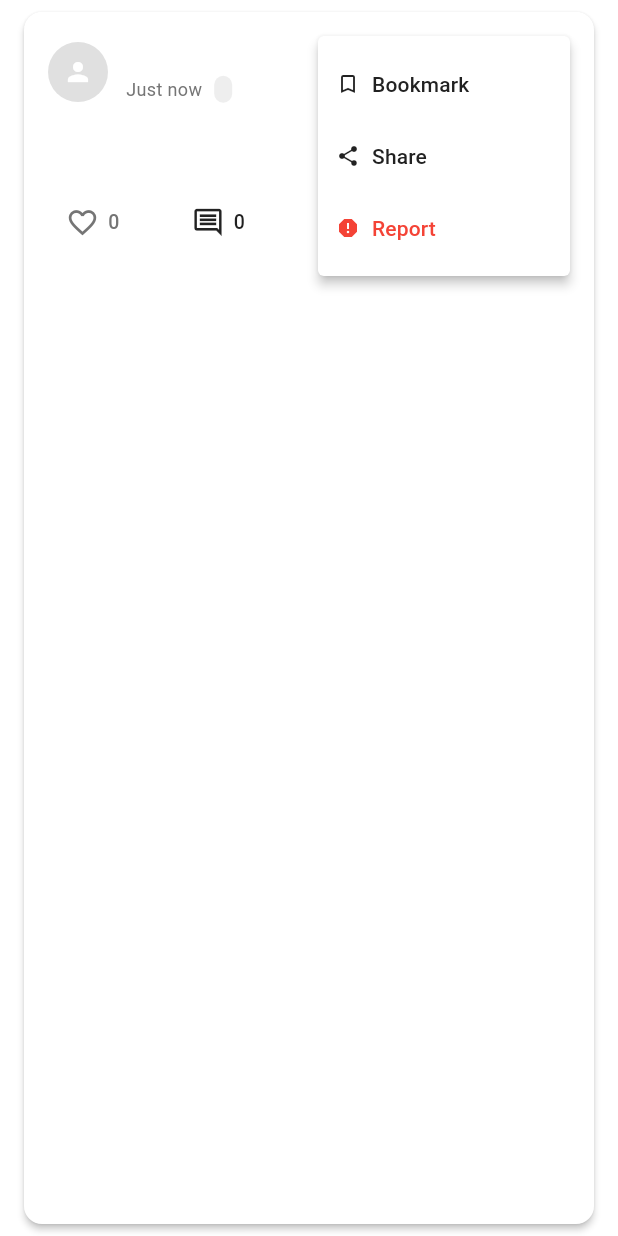
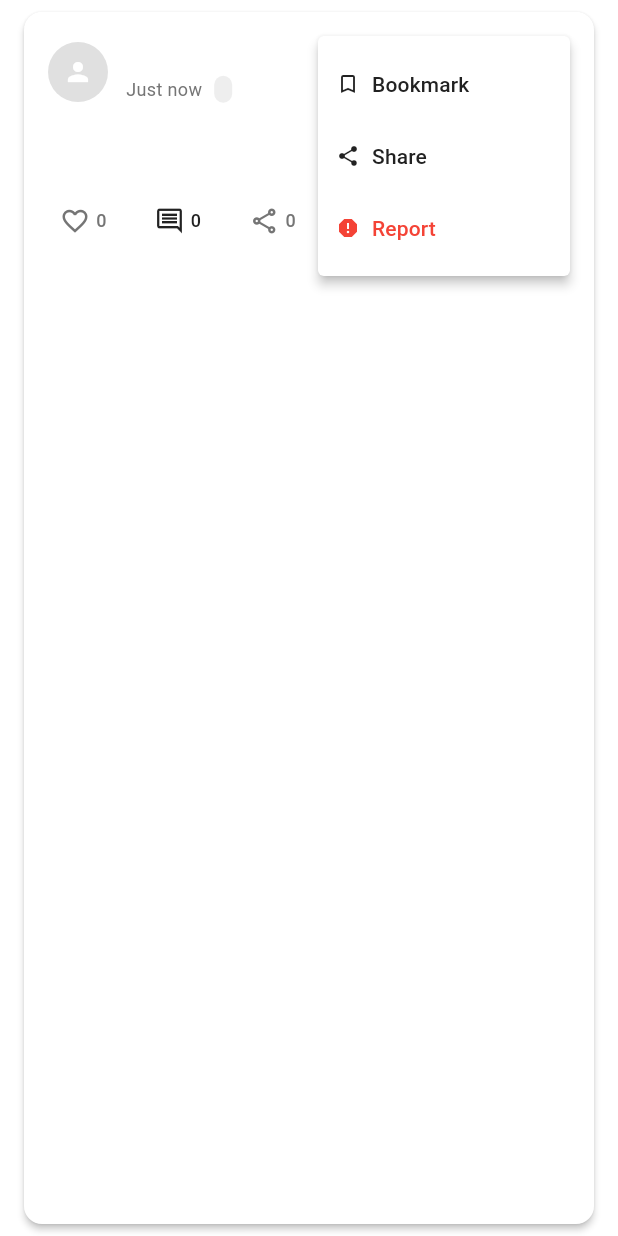
Before and after one commit to anhthoai/blue_video_app, a Flutter app: the CommunityPostWidget widget shown alone on an empty page, opened directly with empty values, after a tap on the "more vert" icon, on a phone screen of 412 x 824 dp. Run offline on Flutter 3.47's test engine with Material 3 defaults, Android fonts, the phone set to English and light mode, and no system bars; our stand-ins replace audioplayers, cached_network_image, chewie, file_picker, firebase_messaging, flutter_dotenv and 13 more; missing offline and left inert: ffmpeg_kit_flutter_new; accounts and stored records are empty; network calls fail.

Commit message:
Refactor comment handling in backend and mobile app to map COMMUNITY_POST to POST for database consistency. Update API calls in mobile app to allow dynamic content type for loading comments. Enhance UI elements in community post widget for improved layout and interaction.

```diff
--- a/mobile-app/lib/core/services/social_service.dart
+++ b/mobile-app/lib/core/services/social_service.dart
@@ -514,14 +514,15 @@ class SocialServiceNotifier extends StateNotifier<SocialServiceState> {
     }
   }
 
-  Future<void> loadComments(String videoId) async {
+  Future<void> loadComments(String videoId,
+      {String contentType = 'VIDEO'}) async {
     try {
       state = state.copyWith(isLoading: true, error: null);
 
       // Load comments from API
       final response = await _apiService.getComments(
         contentId: videoId,
-        contentType: 'VIDEO',
+        contentType: contentType,
       );
 
       final comments = <CommentModel>[];
--- a/mobile-app/lib/widgets/community/community_post_widget.dart
+++ b/mobile-app/lib/widgets/community/community_post_widget.dart
@@ -543,14 +543,17 @@ class _CommunityPostWidgetState extends ConsumerState<CommunityPostWidget> {
   Widget _buildActions() {
     return Row(
       children: [
-        _buildActionButton(
+        Flexible(
+          child: _buildActionButton(
             icon: _isLiked ? Icons.favorite : Icons.favorite_border,
             label: _formatCount(widget.post.likes),
             color: _isLiked ? Colors.red : null,
             onTap: _toggleLike,
           ),
-        const SizedBox(width: 24),
-        GestureDetector(
+        ),
+        const SizedBox(width: 16),
+        Flexible(
+          child: GestureDetector(
             onTap: () {
               if (widget.currentUserId != null &&
                   widget.currentUsername != null &&
@@ -559,7 +562,7 @@ class _CommunityPostWidgetState extends ConsumerState<CommunityPostWidget> {
               }
             },
             child: Container(
-            padding: const EdgeInsets.symmetric(horizontal: 12, vertical: 8),
+              padding: const EdgeInsets.symmetric(horizontal: 8, vertical: 8),
               decoration: BoxDecoration(
                 color: Colors.transparent,
                 borderRadius: BorderRadius.circular(8),
@@ -567,12 +570,12 @@ class _CommunityPostWidgetState extends ConsumerState<CommunityPostWidget> {
               child: Row(
                 mainAxisSize: MainAxisSize.min,
                 children: [
-                const Icon(Icons.comment_outlined, size: 22),
-                const SizedBox(width: 6),
+                  const Icon(Icons.comment_outlined, size: 20),
+                  const SizedBox(width: 4),
                   Text(
                     _formatCount(widget.post.comments),
                     style: const TextStyle(
-                    fontSize: 13,
+                      fontSize: 12,
                       fontWeight: FontWeight.w500,
                     ),
                   ),
@@ -580,8 +583,10 @@ class _CommunityPostWidgetState extends ConsumerState<CommunityPostWidget> {
               ),
             ),
           ),
-        const SizedBox(width: 24),
-        _buildActionButton(
+        ),
+        const SizedBox(width: 16),
+        Flexible(
+          child: _buildActionButton(
             icon: Icons.share_outlined,
             label: _formatCount(widget.post.shares),
             onTap: () {
@@ -592,13 +597,16 @@ class _CommunityPostWidgetState extends ConsumerState<CommunityPostWidget> {
               );
             },
           ),
-        const SizedBox(width: 24),
-        _buildActionButton(
+        ),
+        const SizedBox(width: 16),
+        Flexible(
+          child: _buildActionButton(
             icon: Icons.visibility_outlined,
             label: _formatCount(widget.post.views),
             onTap: () {
               // Views are automatically tracked when post is viewed
             },
+          ),
         ),
       ],
     );
@@ -613,25 +621,25 @@ class _CommunityPostWidgetState extends ConsumerState<CommunityPostWidget> {
     return GestureDetector(
       onTap: onTap,
       child: Container(
-        padding: const EdgeInsets.symmetric(horizontal: 12, vertical: 8),
+        padding: const EdgeInsets.symmetric(horizontal: 8, vertical: 6),
         decoration: BoxDecoration(
           color: Colors.transparent,
-          borderRadius: BorderRadius.circular(8),
+          borderRadius: BorderRadius.circular(6),
         ),
         child: Row(
           mainAxisSize: MainAxisSize.min,
           children: [
             Icon(
               icon,
-              size: 22,
+              size: 20,
               color: color ?? Colors.grey[600],
             ),
-            const SizedBox(width: 6),
+            const SizedBox(width: 4),
             Text(
               label,
               style: TextStyle(
                 color: color ?? Colors.grey[600],
-                fontSize: 13,
+                fontSize: 12,
                 fontWeight: FontWeight.w500,
               ),
             ),
--- a/mobile-app/lib/widgets/social/comments_section.dart
+++ b/mobile-app/lib/widgets/social/comments_section.dart
@@ -52,7 +52,8 @@ class _CommentsSectionState extends ConsumerState<CommentsSection> {
 
     try {
       final socialService = ref.read(socialServiceStateProvider.notifier);
-      await socialService.loadComments(widget.videoId);
+      await socialService.loadComments(widget.videoId,
+          contentType: 'COMMUNITY_POST');
     } finally {
       setState(() {
         _isLoading = false;
```
Also changed, not shown: 1 other file. Lines whose indentation alone changed are shown as unchanged.
